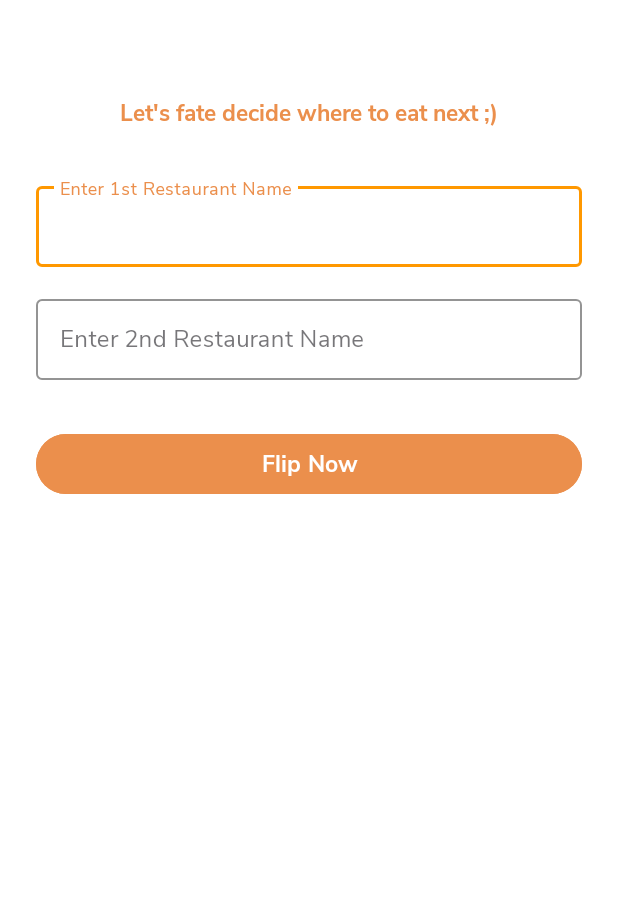
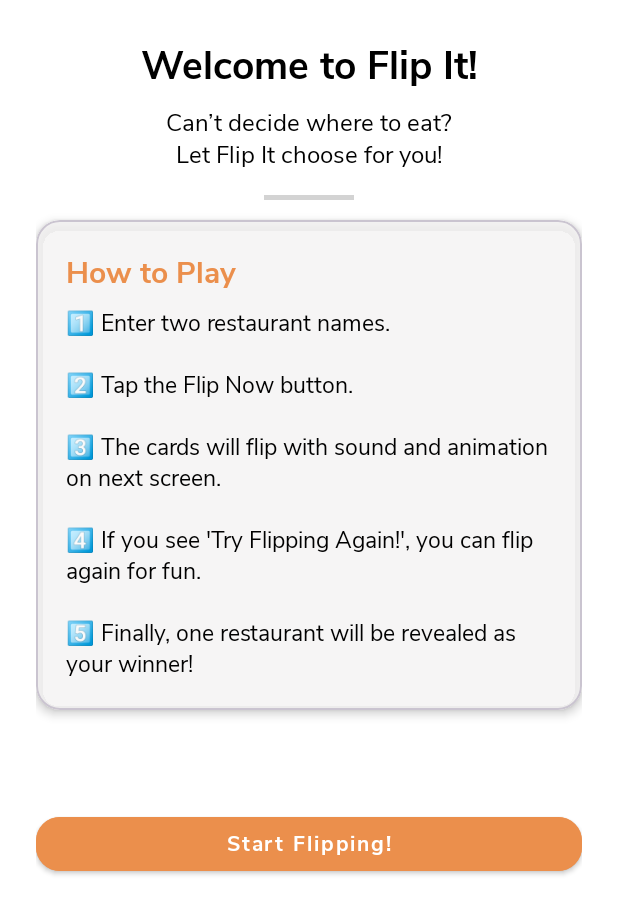
Before and after one commit to hayat-16/Flipit, an Android app: the screen it shows after launch (MainActivity before the commit, OnboardingActivity after it), on a phone screen of 412 x 824 dp. Shown: the top 914 px of the screen. Run offline under Robolectric (Android 15) with nearby library versions, the phone set to English and light mode, and no system bars; our stand-ins replace Firebase (no records; nobody signed in at launch, a user with empty details on screens opened directly), sdp/ssp sizes.

Commit message:
Added Firestore database integration and Onboarding Screen.

```diff
--- a/app/build.gradle
+++ b/app/build.gradle
@@ -49,6 +49,8 @@ dependencies {
     // Firebase SDK
     implementation platform('com.google.firebase:firebase-bom:32.7.2')
     implementation 'com.google.firebase:firebase-analytics'
+    implementation 'com.google.android.gms:play-services-location:21.3.0'
+    implementation 'com.google.firebase:firebase-firestore-ktx:25.1.4'
 
     testImplementation 'junit:junit:4.13.2'
     androidTestImplementation 'androidx.test.ext:junit:1.1.5'
--- a/app/src/main/AndroidManifest.xml
+++ b/app/src/main/AndroidManifest.xml
@@ -1,6 +1,9 @@
 <?xml version="1.0" encoding="utf-8"?>
 <manifest xmlns:android="http://schemas.android.com/apk/res/android"
     xmlns:tools="http://schemas.android.com/tools">
+
+    <uses-permission android:name="android.permission.ACCESS_FINE_LOCATION" />
+    <uses-permission android:name="android.permission.ACCESS_COARSE_LOCATION" />
 
     <application
         android:allowBackup="true"
@@ -12,6 +15,9 @@
         android:supportsRtl="true"
         android:theme="@style/Theme.Flip_it"
         tools:targetApi="31">
+        <activity
+            android:name=".activities.OnboardingActivity"
+            android:exported="false" />
         <activity
             android:name=".activities.TossActivity"
             android:exported="false"
--- /dev/null
+++ b/app/src/main/java/game/flip_it/activities/OnboardingActivity.kt
@@ -0,0 +1,165 @@
+package game.flip_it.activities
+
+import android.Manifest
+import android.annotation.SuppressLint
+import android.content.Intent
+import android.content.pm.PackageManager
+import androidx.appcompat.app.AppCompatActivity
+import android.os.Bundle
+import android.os.Looper
+import android.util.Log
+import androidx.activity.result.contract.ActivityResultContracts
+import androidx.core.app.ActivityCompat
+import androidx.core.content.ContextCompat
+import com.google.android.gms.location.FusedLocationProviderClient
+import com.google.android.gms.location.LocationCallback
+import com.google.android.gms.location.LocationRequest
+import com.google.android.gms.location.LocationResult
+import com.google.android.gms.location.LocationServices
+import com.google.android.gms.location.Priority
+import com.google.firebase.firestore.FirebaseFirestore
+import game.flip_it.R
+import game.flip_it.databinding.ActivityOnboardingBinding
+import com.google.firebase.ktx.Firebase
+import com.google.firebase.firestore.ktx.firestore
+
+class OnboardingActivity : AppCompatActivity() {
+    private val binding: ActivityOnboardingBinding by lazy {
+        ActivityOnboardingBinding.inflate(layoutInflater)
+    }
+
+    private lateinit var fusedLocationClient: FusedLocationProviderClient
+    private lateinit var db: FirebaseFirestore
+
+    // Replace with your logic to get a stable user id (e.g. FirebaseAuth.getInstance().uid)
+    private val userId: String = "ID_MM_111"
+
+    override fun onCreate(savedInstanceState: Bundle?) {
+        super.onCreate(savedInstanceState)
+        setContentView(binding.root)
+        window.statusBarColor = ContextCompat.getColor(this, R.color.orange)
+
+        fusedLocationClient = LocationServices.getFusedLocationProviderClient(this)
+        db = Firebase.firestore
+
+        with(binding) {
+            btnStartGame.setOnClickListener {
+                startActivity(Intent(this@OnboardingActivity, MainActivity::class.java))
+                overridePendingTransition(android.R.anim.fade_in, android.R.anim.fade_out)
+                finish()
+            }
+
+            // Check permission on start (or call from onResume/onStart depending on your flow)
+            checkLocationPermissionAndProceed()
+        }
+    }
+
+    private fun checkLocationPermissionAndProceed() {
+        val hasFineLocation = ActivityCompat.checkSelfPermission(
+            this, Manifest.permission.ACCESS_FINE_LOCATION
+        ) == PackageManager.PERMISSION_GRANTED
+
+        if (hasFineLocation) {
+            uploadLocationToFirestore()
+        } else {
+            // Use Activity Result API to request permission
+            requestPermissionLauncher.launch(Manifest.permission.ACCESS_FINE_LOCATION)
+        }
+    }
+
+    private val requestPermissionLauncher =
+        registerForActivityResult(ActivityResultContracts.RequestPermission()) { granted ->
+            if (granted) {
+                uploadLocationToFirestore()
+            } else {
+                Log.w("LocationActivity", "Location permission denied")
+                // Optionally show rationale or disable location features
+            }
+        }
+
+    @SuppressLint("MissingPermission")
+    private fun uploadLocationToFirestore() {
+        // Try last known location first
+        fusedLocationClient.lastLocation.addOnSuccessListener { location ->
+            if (location != null) {
+                val lat = location.latitude
+                val lng = location.longitude
+                val timestamp = System.currentTimeMillis()
+
+                val data = mapOf(
+                    "latitude" to lat,
+                    "longitude" to lng,
+                    "timestamp" to timestamp
+                )
+
+                // Option A: overwrite a user-specific document
+//                db.collection("user_locations")
+//                    .document(userId)
+//                    .set(data)
+//                    .addOnSuccessListener {
+//                        Log.d("Firestore", "Location uploaded (document userId): $lat, $lng")
+//                    }
+//                    .addOnFailureListener { e ->
+//                        Log.e("Firestore", "Error uploading location", e)
+//                    }
+
+                // Option B (alternative): add a new document each time (comment out if using A)
+                db.collection("user_locations")
+                    .add(data)
+                    .addOnSuccessListener { docRef ->
+                        Log.d("Firestore", "Location added (new doc): ${docRef.id}")
+                    }
+                    .addOnFailureListener { e ->
+                        Log.e("Firestore", "Error adding location doc", e)
+                    }
+            } else {
+                // lastLocation was null — request a fresh single high-accuracy update
+                requestNewLocationAndUpload()
+            }
+        }.addOnFailureListener { e ->
+            Log.e("LocationActivity", "Failed to get last location", e)
+            requestNewLocationAndUpload()
+        }
+    }
+
+    @SuppressLint("MissingPermission")
+    private fun requestNewLocationAndUpload() {
+        val locationRequest = LocationRequest.Builder(
+            Priority.PRIORITY_HIGH_ACCURACY, 1000L
+        ).setMaxUpdates(1).build()
+
+        val locationCallback = object : LocationCallback() {
+            override fun onLocationResult(locationResult: LocationResult) {
+                val loc = locationResult.lastLocation ?: return
+                val lat = loc.latitude
+                val lng = loc.longitude
+                val timestamp = System.currentTimeMillis()
+
+                val data = mapOf(
+                    "latitude" to lat,
+                    "longitude" to lng,
+                    "timestamp" to timestamp
+                )
+
+                db.collection("user_locations")
+                    .document(userId)
+                    .set(data)
+                    .addOnSuccessListener {
+                        Log.d("Firestore", "Location uploaded (fresh): $lat, $lng")
+                    }
+                    .addOnFailureListener { e ->
+                        Log.e("Firestore", "Error uploading fresh location", e)
+                    }
+
+                // Remove updates for this callback (we used maxUpdates=1 but we still remove)
+                fusedLocationClient.removeLocationUpdates(this)
+            }
+        }
+
+        fusedLocationClient.requestLocationUpdates(
+            locationRequest,
+            locationCallback,
+            Looper.getMainLooper()
+        )
+    }
+}
--- a/app/src/main/java/game/flip_it/activities/SplashActivity.kt
+++ b/app/src/main/java/game/flip_it/activities/SplashActivity.kt
@@ -27,7 +27,7 @@ class SplashActivity : AppCompatActivity() {
 
             // Transition to Home after 4 seconds
             Handler(Looper.getMainLooper()).postDelayed({
-                startActivity(Intent(this@SplashActivity, MainActivity::class.java))
+                startActivity(Intent(this@SplashActivity, OnboardingActivity::class.java))
                 finish()
             }, 4000)
         }
--- /dev/null
+++ b/app/src/main/res/layout/activity_onboarding.xml
@@ -0,0 +1,145 @@
+<?xml version="1.0" encoding="utf-8"?>
+<androidx.constraintlayout.widget.ConstraintLayout
+    xmlns:android="http://schemas.android.com/apk/res/android"
+    xmlns:app="http://schemas.android.com/apk/res-auto"
+    xmlns:tools="http://schemas.android.com/tools"
+    android:layout_width="match_parent"
+    android:layout_height="match_parent"
+    android:background="@color/white"
+    tools:context=".activities.OnboardingActivity">
+
+    <!-- ScrollView to handle smaller screens -->
+    <ScrollView
+        android:id="@+id/scrollView"
+        android:layout_width="0dp"
+        android:layout_height="0dp"
+        android:fillViewport="true"
+        app:layout_constraintTop_toTopOf="parent"
+        app:layout_constraintBottom_toBottomOf="parent"
+        app:layout_constraintStart_toStartOf="parent"
+        app:layout_constraintEnd_toEndOf="parent">
+
+        <androidx.constraintlayout.widget.ConstraintLayout
+            android:layout_width="match_parent"
+            android:layout_height="wrap_content"
+            android:padding="24dp">
+
+            <!-- App Logo or Lottie animation -->
+            <ImageView
+                android:id="@+id/logoImage"
+                android:layout_width="@dimen/_50sdp"
+                android:layout_height="@dimen/_50sdp"
+                android:src="@drawable/logo_flip_it"
+                android:visibility="gone"
+                android:contentDescription="Flip It logo"
+                app:layout_constraintTop_toTopOf="parent"
+                app:layout_constraintStart_toStartOf="parent"
+                app:layout_constraintEnd_toEndOf="parent" />
+
+            <!-- Title -->
+            <TextView
+                android:id="@+id/tvTitle"
+                android:layout_width="wrap_content"
+                android:layout_height="wrap_content"
+                android:text="Welcome to Flip It!"
+                android:textColor="@color/black"
+                android:textSize="@dimen/_20ssp"
+                android:textStyle="bold"
+                android:fontFamily="@font/nunito_sans_bold"
+                app:layout_constraintTop_toBottomOf="@id/logoImage"
+                app:layout_constraintStart_toStartOf="parent"
+                app:layout_constraintEnd_toEndOf="parent"/>
+
+            <!-- Subtitle -->
+            <TextView
+                android:id="@+id/tvSubtitle"
+                android:layout_width="wrap_content"
+                android:layout_height="wrap_content"
+                android:text="Can’t decide where to eat?\nLet Flip It choose for you!"
+                android:textColor="@color/black"
+                android:textSize="16sp"
+                android:gravity="center"
+                android:fontFamily="@font/nunito_sans_regular"
+                app:layout_constraintTop_toBottomOf="@id/tvTitle"
+                app:layout_constraintStart_toStartOf="parent"
+                app:layout_constraintEnd_toEndOf="parent"
+                android:layout_marginTop="8dp"/>
+
+            <!-- Divider -->
+            <View
+                android:id="@+id/divider"
+                android:layout_width="60dp"
+                android:layout_height="3dp"
+                android:background="@color/lightGrey"
+                app:layout_constraintTop_toBottomOf="@id/tvSubtitle"
+                app:layout_constraintStart_toStartOf="parent"
+                app:layout_constraintEnd_toEndOf="parent"
+                android:layout_marginTop="16dp"/>
+
+            <!-- How to Play Section -->
+            <com.google.android.material.card.MaterialCardView
+                android:id="@+id/cardHowToPlay"
+                android:layout_width="0dp"
+                android:layout_height="wrap_content"
+                android:layout_marginTop="@dimen/_10sdp"
+                app:cardBackgroundColor="@color/lightestGrey"
+                app:cardCornerRadius="16dp"
+                app:cardElevation="4dp"
+                app:layout_constraintEnd_toEndOf="parent"
+                app:layout_constraintStart_toStartOf="parent"
+                app:layout_constraintTop_toBottomOf="@id/divider">
+
+                <LinearLayout
+                    android:layout_width="match_parent"
+                    android:layout_height="wrap_content"
+                    android:orientation="vertical"
+                    android:padding="20dp">
+
+                    <TextView
+                        android:id="@+id/tvHowToPlayTitle"
+                        android:layout_width="wrap_content"
+                        android:layout_height="wrap_content"
+                        android:fontFamily="@font/nunito_sans_bold"
+                        android:text="How to Play"
+                        android:textColor="@color/orange"
+                        android:textSize="20sp"
+                        android:textStyle="bold" />
+
+                    <TextView
+                        android:id="@+id/tvHowToPlaySteps"
+                        android:layout_width="match_parent"
+                        android:layout_height="wrap_content"
+                        android:layout_marginTop="8dp"
+                        android:fontFamily="@font/nunito_sans_regular"
+                        android:text="1️⃣ Enter two restaurant names.\n\n2️⃣ Tap the Flip Now button.\n\n3️⃣ The cards will flip with sound and animation on next screen.\n\n4️⃣ If you see 'Try Flipping Again!', you can flip again for fun.\n\n5️⃣ Finally, one restaurant will be revealed as your winner!"
+                        android:textColor="@color/black"
+                        android:textSize="15sp" />
+
+                </LinearLayout>
+            </com.google.android.material.card.MaterialCardView>
+
+            <!-- Start / Next Button -->
+            <com.google.android.material.button.MaterialButton
+                android:id="@+id/btnStartGame"
+                style="@style/Widget.MaterialComponents.Button"
+                android:layout_width="0dp"
+                android:layout_height="wrap_content"
+                android:layout_marginTop="32dp"
+                android:layout_marginBottom="24dp"
+                android:backgroundTint="@color/orange"
+                android:fontFamily="@font/nunito_sans_bold"
+                android:text="Start Flipping!"
+                android:textAllCaps="false"
+                android:textColor="@color/white"
+                android:textStyle="bold"
+                app:cornerRadius="16dp"
+                app:layout_constraintBottom_toBottomOf="parent"
+                app:layout_constraintEnd_toEndOf="parent"
+                app:layout_constraintStart_toStartOf="parent"
+                app:layout_constraintTop_toBottomOf="@id/cardHowToPlay"
+                app:layout_constraintVertical_bias="0.15" />
+
+        </androidx.constraintlayout.widget.ConstraintLayout>
+    </ScrollView>
+
+</androidx.constraintlayout.widget.ConstraintLayout>
--- a/app/src/main/res/values/colors.xml
+++ b/app/src/main/res/values/colors.xml
@@ -3,6 +3,8 @@
     <color name="black">#FF000000</color>
     <color name="white">#FFFFFFFF</color>
     <color name="orange">#eb8f4c</color>
+    <color name="lightGrey">#D3D3D3</color>
+    <color name="lightestGrey">#CEF4F3F3</color>
     <color name="lightOrange">#ebe6dd</color>
     <color name="bgColor">#FFF8E1</color>
     <color name="red">#FF0000</color>
```
Also changed, not shown: app/src/main/res/layout/activity_main.xml (+0 -22 lines).
